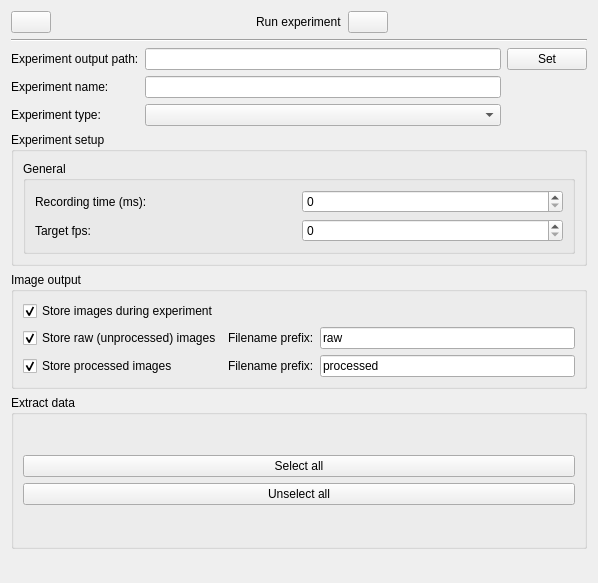
Old version of the form src/RTOC/gui/experimentsetup.ui in the repository mortbopet/RTOC.
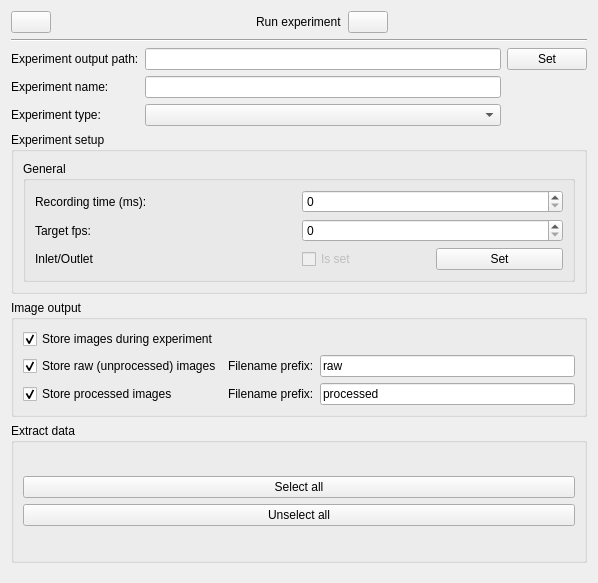
New version of the form.

Commit message: Create InletOutletWidget for visually positioning inlet and outlet coordinates

```diff
--- a/src/RTOC/gui/experimentsetup.ui
+++ b/src/RTOC/gui/experimentsetup.ui
@@ -138,12 +138,8 @@
             <layout class="QGridLayout" name="gridLayout_8">
              <item row="0" column="0">
               <layout class="QGridLayout" name="gridLayout_7">
-               <item row="1" column="0">
-                <widget class="QLabel" name="l_rectime">
-                 <property name="text">
-                  <string>Recording time (ms):</string>
-                 </property>
-                </widget>
+               <item row="2" column="1">
+                <widget class="QSpinBox" name="fps"/>
                </item>
                <item row="2" column="0">
                 <widget class="QLabel" name="l_fps">
@@ -155,8 +151,40 @@
                <item row="1" column="1">
                 <widget class="QSpinBox" name="rectime"/>
                </item>
-               <item row="2" column="1">
-                <widget class="QSpinBox" name="fps"/>
+               <item row="1" column="0">
+                <widget class="QLabel" name="l_rectime">
+                 <property name="text">
+                  <string>Recording time (ms):</string>
+                 </property>
+                </widget>
+               </item>
+               <item row="3" column="0">
+                <widget class="QLabel" name="label_2">
+                 <property name="text">
+                  <string>Inlet/Outlet</string>
+                 </property>
+                </widget>
+               </item>
+               <item row="3" column="1">
+                <layout class="QHBoxLayout" name="horizontalLayout_2">
+                 <item>
+                  <widget class="QCheckBox" name="outletIsSet">
+                   <property name="enabled">
+                    <bool>false</bool>
+                   </property>
+                   <property name="text">
+                    <string>Is set</string>
+                   </property>
+                  </widget>
+                 </item>
+                 <item>
+                  <widget class="QPushButton" name="setOutlet">
+                   <property name="text">
+                    <string>Set</string>
+                   </property>
+                  </widget>
+                 </item>
+                </layout>
                </item>
               </layout>
              </item>
```
The commit also changes 6 other files.
